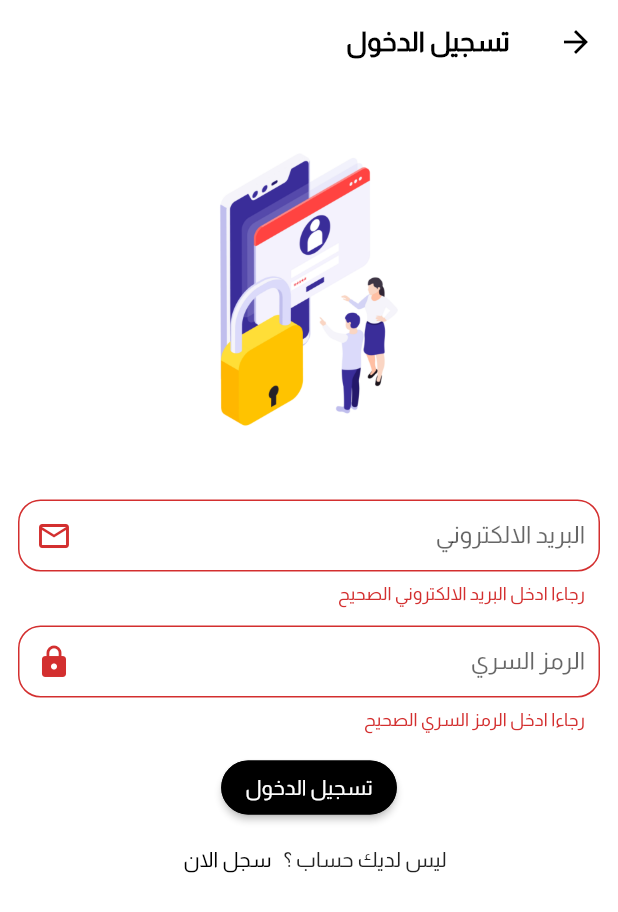
After one commit to stacxiq/adam, a Flutter app: the HomeLogin screen opened directly, after a tap on "تسجيل الدخول", on a phone screen of 412 x 824 dp. The commit adds this screen. Shown: the top 912 px of the screen. Run offline on Flutter 3.47's test engine with Material 2 defaults, Android fonts, the phone set to English and light mode, and no system bars; our stand-ins replace carousel_slider, font_awesome_flutter, gap, get, iconsax.

Commit message:
Login Complete

```diff
--- /dev/null
+++ b/lib/features/Auth/home_login.dart
@@ -0,0 +1,112 @@
+import 'package:flutter/material.dart';
+import 'package:get/get.dart';
+
+class HomeLogin extends StatelessWidget {
+  const HomeLogin({super.key});
+
+  @override
+  Widget build(BuildContext context) {
+    final TextEditingController email = TextEditingController();
+    final TextEditingController password = TextEditingController();
+    final _formKey = GlobalKey<FormState>();
+    return Scaffold(
+      appBar: AppBar(
+        title: const Text('تسجيل الدخول '),
+        elevation: 0.0,
+      ),
+      body: Form(
+        key: _formKey,
+        child: SafeArea(
+          child: SingleChildScrollView(
+            child: Padding(
+              padding: const EdgeInsets.all(12.0),
+              child: Column(
+                mainAxisSize: MainAxisSize.min,
+                children: [
+                  Center(
+                    child: SizedBox(
+                        height: 250,
+                        width: 500,
+                        child: Image.asset('assets/images/login_vector.jpg')),
+                  ),
+                  const SizedBox(
+                    height: 15,
+                  ),
+                  TextFormField(
+                    validator: (value) {
+                      if (value == null || value.isEmpty) {
+                        return 'رجاءا ادخل البريد الالكتروني الصحيح ';
+                      }
+                      return null;
+                    },
+                    decoration: const InputDecoration(
+                      contentPadding: EdgeInsets.all(10),
+                      suffixIcon: Icon(Icons.email_outlined),
+                      border: OutlineInputBorder(
+                          borderRadius: BorderRadius.all(Radius.circular(15))),
+                      labelText: 'البريد الالكتروني',
+                    ),
+                  ),
+                  const SizedBox(
+                    height: 15,
+                  ),
+                  TextFormField(
+                    validator: (value) {
+                      if (value == null || value.isEmpty) {
+                        return 'رجاءا ادخل الرمز السري الصحيح ';
+                      }
+                      return null;
+                    },
+                    decoration: const InputDecoration(
+                      contentPadding: EdgeInsets.all(10),
+                      suffixIcon: Icon(Icons.lock),
+                      border: OutlineInputBorder(
+                          borderRadius: BorderRadius.all(Radius.circular(15))),
+                      labelText: 'الرمز السري',
+                    ),
+                  ),
+                  const SizedBox(
+                    height: 15,
+                  ),
+                  ElevatedButton(
+                      style: ButtonStyle(
+                          backgroundColor:
+                              MaterialStateProperty.all<Color>(Colors.black),
+                          shape:
+                              MaterialStateProperty.all<RoundedRectangleBorder>(
+                                  RoundedRectangleBorder(
+                                      borderRadius: BorderRadius.circular(18.0),
+                                      side: const BorderSide(
+                                          color: Colors.black)))),
+                      onPressed: () {
+                        if (_formKey.currentState!.validate()) {
+                          ScaffoldMessenger.of(context).showSnackBar(
+                            const SnackBar(content: Text('يرجى الانتظار ')),
+                          );
+                        }
+                      },
+                      child: const Text(
+                        'تسجيل الدخول',
+                        style: TextStyle(color: Colors.white),
+                      )),
+                  Row(
+                    mainAxisAlignment: MainAxisAlignment.center,
+                    children: [
+                      const Text('ليس لديك حساب ؟'),
+                      TextButton(
+                          onPressed: () {},
+                          child: const Text(
+                            'سجل الان',
+                            style: TextStyle(color: Colors.black),
+                          ))
+                    ],
+                  )
+                ],
+              ),
+            ),
+          ),
+        ),
+      ),
+    );
+  }
+}
--- /dev/null
+++ b/lib/features/Auth/register.dart
@@ -0,0 +1,11 @@
+import 'package:flutter/src/widgets/framework.dart';
+import 'package:flutter/src/widgets/placeholder.dart';
+
+class RegisterPage extends StatelessWidget {
+  const RegisterPage({super.key});
+
+  @override
+  Widget build(BuildContext context) {
+    return const Placeholder();
+  }
+}
--- a/lib/features/tabs/tabs.dart
+++ b/lib/features/tabs/tabs.dart
@@ -1,6 +1,8 @@
 import 'package:adam/features/home/home.dart';
 import 'package:flutter/material.dart';
 import 'package:iconsax/iconsax.dart';
+
+import '../Auth/home_login.dart';
 
 class TapsPage extends StatefulWidget {
   int active;
@@ -13,13 +15,7 @@ class TapsPage extends StatefulWidget {
 }
 
 class _TapsPageState extends State<TapsPage> {
-  final _pages = [
-    HomePage(),
-    HomePage(),
-    HomePage(),
-    HomePage(),
-    HomePage(),
-  ];
+  final _pages = [HomePage(), HomePage(), HomePage(), HomePage(), HomeLogin()];
 
   @override
   Widget build(BuildContext context) {
--- a/lib/main.dart
+++ b/lib/main.dart
@@ -18,11 +18,15 @@ class MyApp extends StatelessWidget {
       title: 'Flutter Demo',
       theme: ThemeData(
         scaffoldBackgroundColor: Colors.white,
-        appBarTheme:const  AppBarTheme(
+        appBarTheme: const AppBarTheme(
           backgroundColor: Colors.white,
-          iconTheme:  IconThemeData(color: Colors.black),
-          titleTextStyle:  TextStyle(
-              color: Colors.black, fontSize: 18, fontWeight: FontWeight.bold),
+          iconTheme: IconThemeData(color: Colors.black),
+          titleTextStyle: TextStyle(
+            color: Colors.black,
+            fontSize: 18,
+            fontWeight: FontWeight.bold,
+            fontFamily: 'Almarai',
+          ),
         ),
         // This is the theme of your application.
         //
```
Also changed, not shown: assets/images/login_vector.jpg (added).
